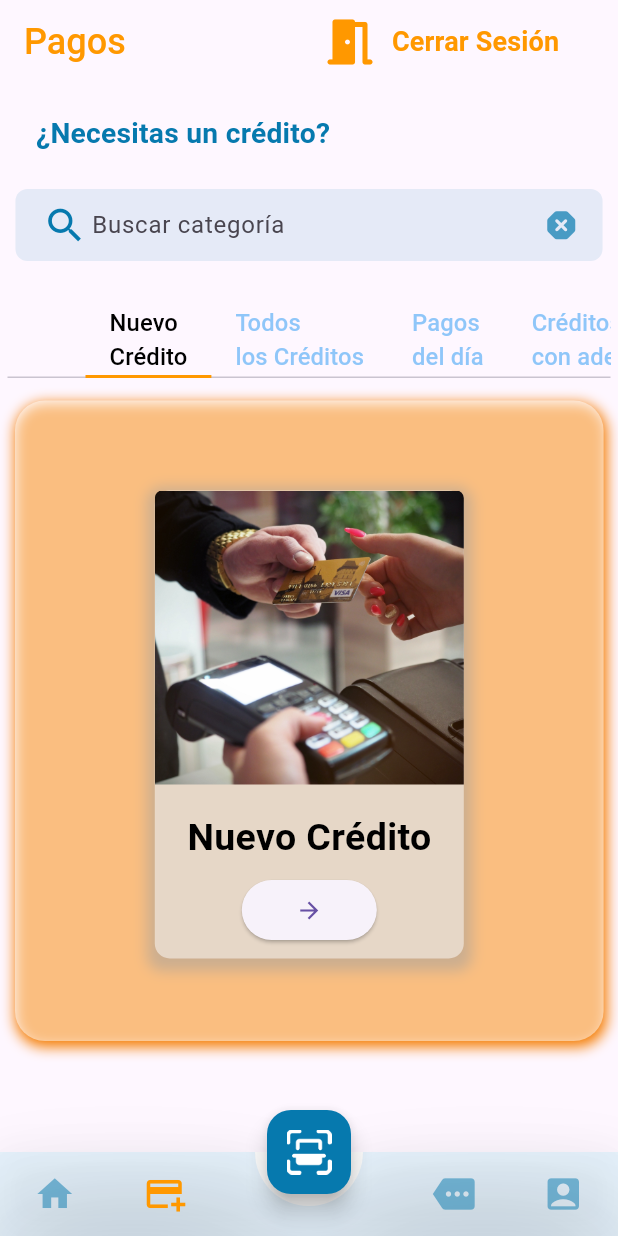
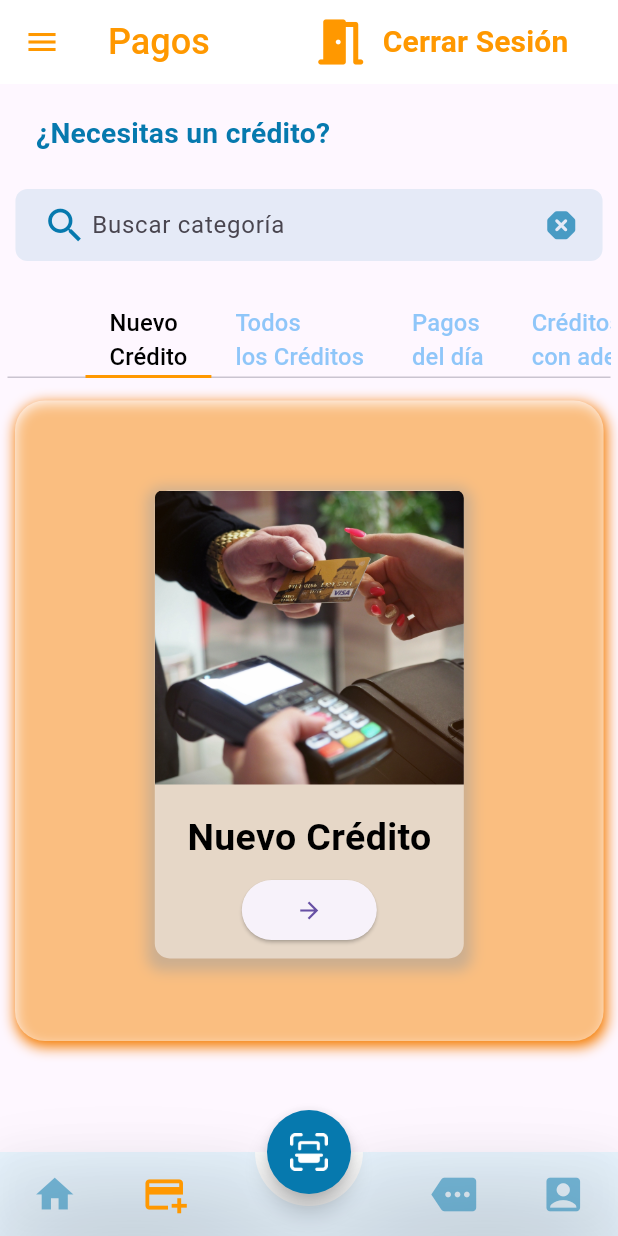
Before and after one commit to alexisortega/cobranzas, a Flutter app: the screen it shows once a user with an empty profile is signed in, item 2 of the bottom bar chosen, on a phone screen of 412 x 824 dp. Run offline on Flutter 3.47's test engine with Material 3 defaults, Android fonts, the light colour scheme and no system bars; drawn by our look-alikes of animated_bottom_navigation_bar; our stand-ins replace animate_do, cached_network_image, cloud_firestore, dropdown_search, firebase_auth, firebase_core and 11 more; missing offline and left inert: qr_code_scanner; accounts and stored records are empty.

Commit message:
se coloco el drawer en la rama principal, y se corrigieron errores graficos, comit estable

```diff
--- /dev/null
+++ b/lib/controllers/controllerDrawer.dart
@@ -0,0 +1,6 @@
+import 'package:cloud_firestore/cloud_firestore.dart';
+import 'package:get/get.dart';
+
+class creditController extends GetxController {
+  FirebaseFirestore database = FirebaseFirestore.instance;
+}
--- a/lib/ui/root_page.dart
+++ b/lib/ui/root_page.dart
@@ -3,10 +3,12 @@ import 'package:cobranzas/constants.dart';
 import 'package:cobranzas/repository/authentication.dart';
 import 'package:cobranzas/ui/scan_page.dart';
 import 'package:cobranzas/ui/screens/creditPage.dart';
+import 'package:cobranzas/ui/screens/custom_drawerpage.dart';
 import 'package:cobranzas/ui/screens/othersPage.dart';
 import 'package:cobranzas/ui/screens/home_page.dart';
 import 'package:cobranzas/ui/screens/profile_page.dart';
 import 'package:flutter/material.dart';
+import 'package:get/get.dart';
 import 'package:page_transition/page_transition.dart';
 
 class RootPage extends StatefulWidget {
@@ -50,11 +52,26 @@ class _RootPageState extends State<RootPage> {
   Widget build(BuildContext context) {
     Size size = MediaQuery.of(context).size;
     return Scaffold(
-      backgroundColor: Colors.white.withOpacity(.8),
+      drawer: const DrawerPage(),
+      backgroundColor: Colors.white,
       appBar: AppBar(
+        leading: Builder(
+          builder: (context) => IconButton(
+            icon: Icon(
+              Icons.menu, // Cambia el ícono del botón del Drawer
+              color: Constants
+                  .orangeColor, // Cambia el color del ícono del botón del Drawer
+            ),
+            onPressed: () {
+              Scaffold.of(context).openDrawer();
+            },
+          ),
+        ),
+        automaticallyImplyLeading: true,
         title: SingleChildScrollView(
           child: Row(
             mainAxisAlignment: MainAxisAlignment.spaceBetween,
+            crossAxisAlignment: CrossAxisAlignment.center,
             children: [
               Row(
                 mainAxisAlignment: MainAxisAlignment.start,
@@ -106,12 +123,13 @@ class _RootPageState extends State<RootPage> {
                           style: TextStyle(
                               color: Colors.orange,
                               fontWeight: FontWeight.bold,
-                              fontSize: 18)),
+                              fontSize: 20)),
                       style: ButtonStyle(
                           backgroundColor:
                               MaterialStateProperty.all(Colors.transparent),
                           padding: const MaterialStatePropertyAll(
-                              EdgeInsets.only(right: 10, left: 10)),
+                              EdgeInsets.only(
+                                  right: 10, left: 10, top: 10, bottom: 10)),
                           fixedSize: MaterialStatePropertyAll(size / 2),
                           iconSize: const MaterialStatePropertyAll(40.0),
                           //maximumSize: MaterialStateProperty.all(size),
@@ -126,7 +144,7 @@ class _RootPageState extends State<RootPage> {
             ],
           ),
         ),
-        backgroundColor: Theme.of(context).scaffoldBackgroundColor,
+        backgroundColor: Colors.white,
         elevation: 0.0,
       ),
       body: IndexedStack(
@@ -142,14 +160,15 @@ class _RootPageState extends State<RootPage> {
                   type: PageTransitionType.bottomToTop));
         },
         backgroundColor: Constants.blueColor,
+        shape: RoundedRectangleBorder(borderRadius: BorderRadius.circular(50)),
         child: Image.asset(
           'assets/images/code-scan-two.png',
-          height: 30.0,
+          height: 25.0,
         ),
       ),
       floatingActionButtonLocation: FloatingActionButtonLocation.centerDocked,
       bottomNavigationBar: AnimatedBottomNavigationBar(
-          iconSize: 28,
+          iconSize: 30,
           gapWidth: 120,
           blurEffect: true,
           splashRadius: 30,
@@ -161,7 +180,7 @@ class _RootPageState extends State<RootPage> {
           icons: iconList,
           activeIndex: _bottomNavIndex,
           gapLocation: GapLocation.center,
-          notchSmoothness: NotchSmoothness.softEdge,
+          notchSmoothness: NotchSmoothness.smoothEdge,
           onTap: (index) {
             setState(() {
               _bottomNavIndex = index;
--- a/pubspec.yaml
+++ b/pubspec.yaml
@@ -55,8 +55,8 @@ dependencies:
   image_picker: ^0.8.6
   firebase_storage: ^11.0.10
   flutter_spinkit: ^5.1.0
-  cached_network_image: ^3.2.3
-  flutter_cache_manager: ^3.3.0
+  cached_network_image: ^3.3.1
+  flutter_cache_manager: ^3.3.1
   dropdown_search: ^5.0.5
   intl: ^0.17.0
   camera: ^0.10.3+2
```
Also changed, not shown: lib/ui/screens/custom_drawerpage.dart (added, +149 -0 lines), lib/ui/screens/home_page.dart (+30 -17 lines), pubspec.lock.
